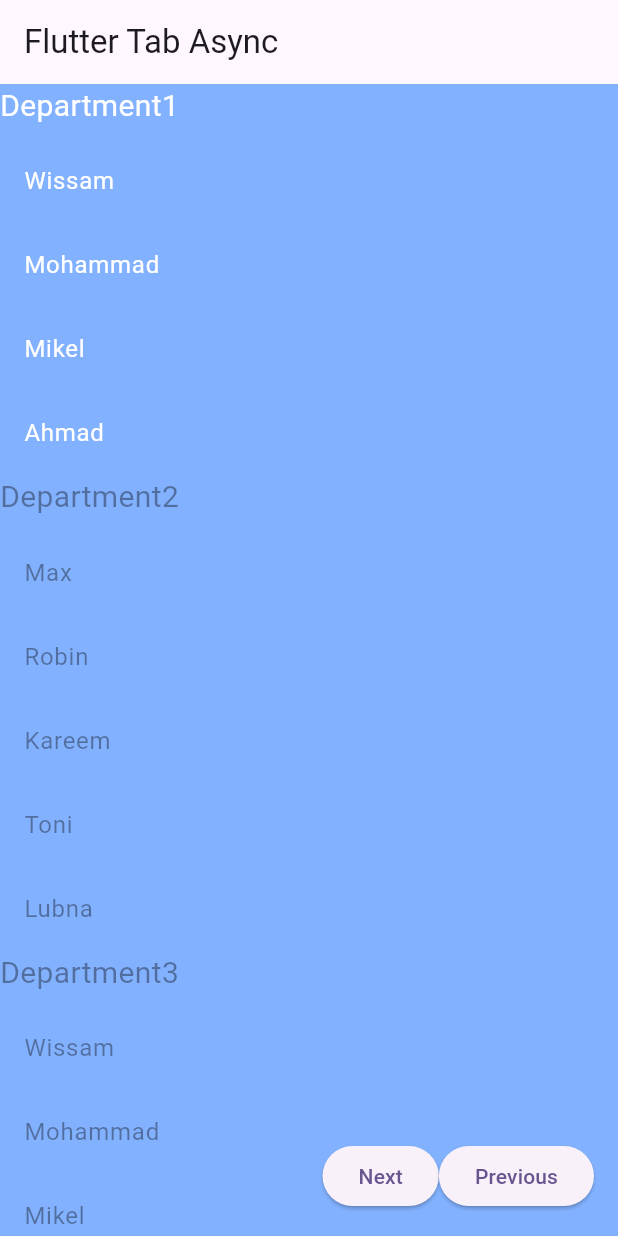
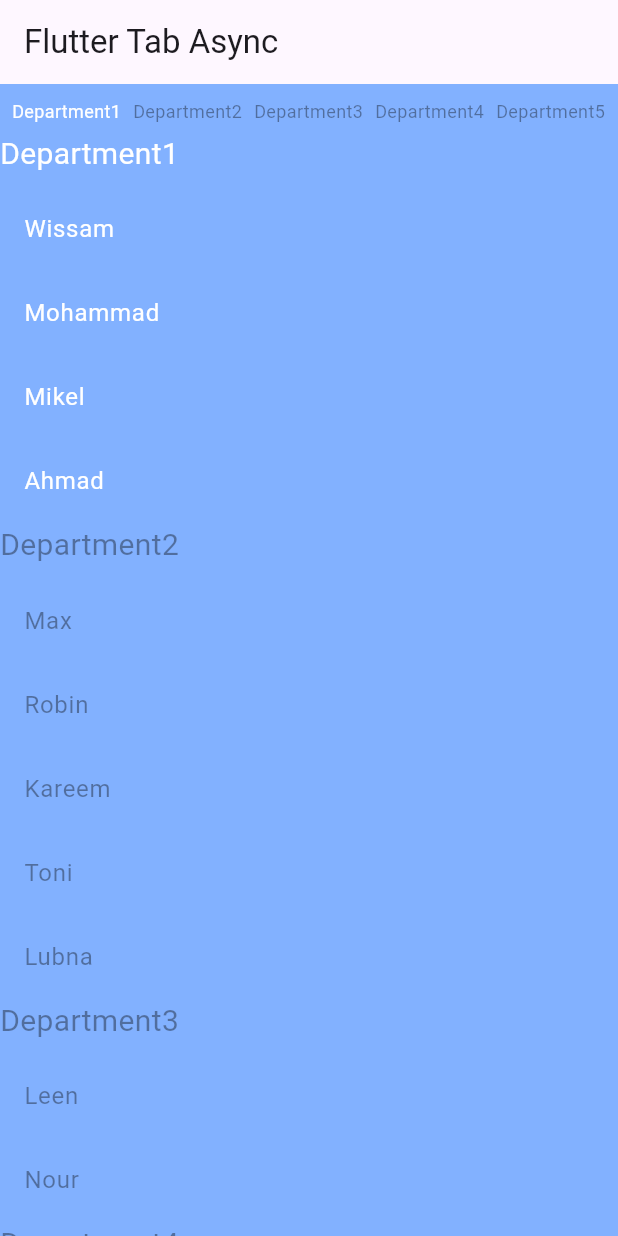
Before and after one commit to WissamALSbenaty/Flutter-Tab-Sync, a Flutter app: the screen it shows after launch, on a phone screen of 412 x 824 dp. Run offline on Flutter 3.47's test engine with Material 3 defaults, Android fonts, the phone set to English and light mode, and no system bars.

Commit message:
Enhance scrolling use IndexedListSync into LabeledTabViewSync

```diff
--- a/example/lib/main.dart
+++ b/example/lib/main.dart
@@ -1,6 +1,3 @@
-
-import 'dart:math';
-
 import 'package:example/models/department_model.dart';
 import 'package:flutter/material.dart';
 import 'package:flutter_tab_sync/flutter_tab_sync.dart';
@@ -25,14 +22,9 @@ class MyApp extends StatelessWidget {
   }
 }
 
-class MyHomePage extends StatefulWidget {
+class MyHomePage extends StatelessWidget {
   MyHomePage({super.key,});
 
-  @override
-  State<MyHomePage> createState() => _MyHomePageState();
-}
-
-class _MyHomePageState extends State<MyHomePage> {
   final List<DepartmentModel> departments=[
     DepartmentModel(name: 'Department1', employees: [
       'Wissam','Mohammad','Mikel','Ahmad'
@@ -40,39 +32,19 @@ class _MyHomePageState extends State<MyHomePage> {
     DepartmentModel(name: 'Department2', employees: [
       'Max','Robin','Kareem','Toni','Lubna'
     ],),
-
     DepartmentModel(name: 'Department3', employees: [
-      'Wissam','Mohammad','Mikel','Ahmad'
+      'Leen','Nour',
     ],),
     DepartmentModel(name: 'Department4', employees: [
-      'Max','Robin','Kareem','Toni','Lubna'
+      'Jessica','Luka','Antonio',
     ],),
-
     DepartmentModel(name: 'Department5', employees: [
-      'Wissam','Mohammad','Mikel','Ahmad'
+      'Dani','Lora','Mariam'
     ],),
     DepartmentModel(name: 'Department6', employees: [
-      'Max','Robin','Kareem','Toni','Lubna'
+      'Jessica','Luka','Antonio',
     ],),
-
-    DepartmentModel(name: 'Department7', employees: [
-      'Wissam','Mohammad','Mikel','Ahmad'
-    ],),
-    DepartmentModel(name: 'Department8', employees: [
-      'Max','Robin','Kareem','Toni','Lubna'
-    ],),
-
   ];
-
-  ValueNotifier<int> selectedDepartment=ValueNotifier(0);
-  void jumpToNext(){
-    selectedDepartment.value=min(selectedDepartment.value+1,departments.length);
-  }
-
-  void jumpToPrevious(){
-    selectedDepartment.value=max(0,selectedDepartment.value-1);
-  }
-
 
   @override
   Widget build(BuildContext context) {
@@ -85,21 +57,8 @@ class _MyHomePageState extends State<MyHomePage> {
         elevation: 0,
 
       ),
-
-      floatingActionButton:Row(
-        mainAxisAlignment: MainAxisAlignment.end,
-          children: [
-            ElevatedButton(onPressed: jumpToNext,child: Text('Next'),),
-            ElevatedButton(onPressed: jumpToPrevious,child: Text('Previous'),),
-          ],
-      ),
-
-      body: ValueListenableBuilder<int>(
-    valueListenable: selectedDepartment,
-    builder: (final _, final value,final __) => IndexedListSync<DepartmentModel>(
+      body: LabeledTabViewSync<DepartmentModel>(
         items: departments,
-        selectedIndex: value,
-
         itemBuilder: (department,isSelected)=>Column(
           crossAxisAlignment: CrossAxisAlignment.stretch,
           children: [
@@ -116,8 +75,19 @@ class _MyHomePageState extends State<MyHomePage> {
             ))
           ],
         ),
+        tabBuilder: (DepartmentModel item, bool isSelected)=>Text(
+          item.name,style: TextStyle(
+          fontSize: 12,
+          color: isSelected?Colors.white:Colors.black38,
+        ),
+        ),
 
+        labelStyle: LabelStyle(
+          color: Colors.deepPurple,
+          height: 32,
+          borderRadius: BorderRadius.circular(4),
         ),
-    ));
+      ),
+    );
   }
 }
--- a/example/lib/models/department_model.dart
+++ b/example/lib/models/department_model.dart
@@ -1,8 +1,4 @@
-
-
-
-
-class DepartmentModel{
+class DepartmentModel {
   final String name;
   final List<String> employees;
 
--- a/lib/flutter_tab_sync.dart
+++ b/lib/flutter_tab_sync.dart
@@ -1,4 +1,3 @@
-
-export 'src/widgets/labeled_tab_sync_view.dart';
+export 'src/widgets/labeled_tab_view_sync.dart';
 export 'src/widgets/indexed_list_sync.dart';
 export 'src/styles/label_style.dart';
--- /dev/null
+++ b/lib/src/widgets/labeled_tab_view_sync.dart
@@ -0,0 +1,116 @@
+import 'package:flutter/cupertino.dart';
+import 'package:flutter/material.dart';
+import 'package:flutter_tab_sync/src/styles/label_style.dart';
+import 'package:flutter_tab_sync/src/widgets/indexed_list_sync.dart';
+import 'package:flutter_tab_sync/src/widgets/labeled_tab_bar_sync.dart';
+
+class LabeledTabViewSync<T> extends StatefulWidget {
+  /// the items which will use to construct tabs and the body
+  final List<T> items;
+  final double tabsSpacing;
+
+  /// the space between each two tabs , also it will be added at the beginning of the tab bar
+  final double? itemsSpacing;
+
+  /// the space between the tab bar and the body
+  final double? spacer;
+
+  /// the height of the bar
+  final double barHeight;
+
+  /// this function will generate a tab for each item
+  final Widget Function(T item, bool isSelected) tabBuilder;
+
+  /// this function will generate the items in the body
+  final Widget Function(T item, bool isSelected) itemBuilder;
+
+  /// padding for the tab bar
+  final EdgeInsets? tabBarPadding;
+
+  /// padding for the body
+  final EdgeInsets? bodyPadding;
+
+  /// the style for the label behind the selected tab
+  final LabelStyle labelStyle;
+  final Widget Function(Widget tabBar, Widget tabView)? customViewBuilder;
+
+  const LabeledTabViewSync({
+    super.key,
+    required this.items,
+    this.itemsSpacing,
+    this.spacer,
+    required this.tabBuilder,
+    required this.itemBuilder,
+    this.bodyPadding,
+    this.tabBarPadding,
+    required this.labelStyle,
+    this.tabsSpacing = 8,
+    this.barHeight = 32,
+    this.customViewBuilder,
+  });
+
+  @override
+  State<LabeledTabViewSync<T>> createState() => _LabeledTabViewSyncState<T>();
+}
+
+class _LabeledTabViewSyncState<T> extends State<LabeledTabViewSync<T>> {
+  ValueNotifier<int> selectedTabIndex = ValueNotifier(0);
+  ValueNotifier<int> selectedItemIndex = ValueNotifier(0);
+
+
+  Future<void> changeSelectedTab(final int newIndex,final bool isFromList) async {
+
+    if(newIndex==selectedTabIndex.value) {
+      return ;
+    }
+    selectedTabIndex.value = newIndex;
+  }
+  Future<void> changeSelectedItem(final int newIndex,final bool isFromList) async {
+
+    if(newIndex==selectedItemIndex.value) {
+      return ;
+    }
+    selectedItemIndex.value = newIndex;
+    selectedTabIndex.value = newIndex;
+  }
+
+  @override
+  Widget build(final BuildContext context) {
+    final Widget tabBar =  ValueListenableBuilder<int>(
+        valueListenable: selectedTabIndex,
+        builder: (final _, final value, final __) =>
+          LabeledTabBarSync(
+            items: widget.items,
+            onTabPressed:(i)=> changeSelectedItem(i,false),
+            selectedTabIndex: value,
+            tabBuilder: widget.tabBuilder,
+            labelStyle: widget.labelStyle,
+            padding: widget.tabBarPadding,
+            tabsSpacing: widget.tabsSpacing,
+            barHeight: widget.barHeight,
+          ));
+
+          final Widget tabView =  ValueListenableBuilder<int>(
+    valueListenable: selectedItemIndex,
+    builder: (final _, final value, final __) =>IndexedListSync<T>(
+            items: widget.items,
+            itemBuilder: widget.itemBuilder,
+            onScroll:(i)=> changeSelectedTab(i,true),
+            selectedIndex: value,
+          ));
+
+          return widget.customViewBuilder != null
+              ? widget.customViewBuilder!(tabBar, tabView)
+              : Column(
+                  crossAxisAlignment: CrossAxisAlignment.stretch,
+                  children: [
+                    tabBar,
+                    SizedBox(width: widget.spacer),
+                    Expanded(
+                      child: tabView,
+                    ),
+                  ],
+                );
+  }
+
+}
--- a/pubspec.yaml
+++ b/pubspec.yaml
@@ -24,7 +24,7 @@ dependencies:
   flutter:
     sdk: flutter
 
-
+  collection: ^1.18.0
 
 
 dev_dependencies:
@@ -33,7 +33,7 @@ dev_dependencies:
   flutter_lints: ^4.0.0
 
 dependency_overrides:
-  collection: ^1.19.0
+
 # For information on the generic Dart part of this file, see the
 # following page: https://dart.dev/tools/pub/pubspec
 
```
Also changed, not shown: lib/src/styles/label_style.dart (+9 -2 lines), lib/src/utils/extensions.dart (+5 -6 lines), lib/src/widgets/indexed_list_sync.dart (+46 -39 lines), lib/src/widgets/labeled_tab_bar_sync.dart (+46 -40 lines), lib/src/widgets/labeled_tab_sync_view.dart (deleted, +0 -188 lines). Lines whose indentation alone changed are shown as unchanged.
